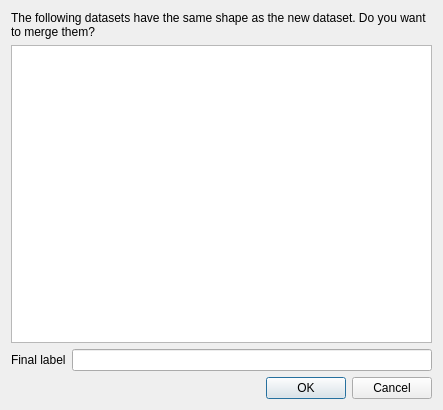
Before: the Qt Designer form glue/app/qt/merge.ui in glue-viz/glue, drawn with Qt 5.
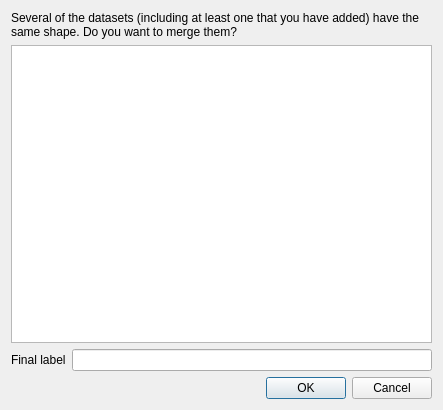
After: the same form once the commit is applied.

Commit message: Fix bug that caused the merge window to be shown multiple times when adding several datasets with the same shape. The merge window should now also include the dataset being added (so that *all* datasets with the same shape are shown). Also make sure all components are named sensibly rather than having one being named PRIMARY and the others by the name of the files (when using FITS files). Finally, make sure that the merge mechanism is also triggered when opening files from the command-line.

The edit to the form file:
```diff
--- a/glue/app/qt/merge.ui
+++ b/glue/app/qt/merge.ui
@@ -20,7 +20,7 @@
    <item>
     <widget class="QLabel" name="instructions">
      <property name="text">
-      <string>The following datasets have the same shape as the new dataset. Do you want to merge them?</string>
+      <string>Several of the datasets (including at least one that you have added) have the same shape. Do you want to merge them?</string>
      </property>
      <property name="scaledContents">
       <bool>false</bool>
```
The commit also changes 4 other files.
